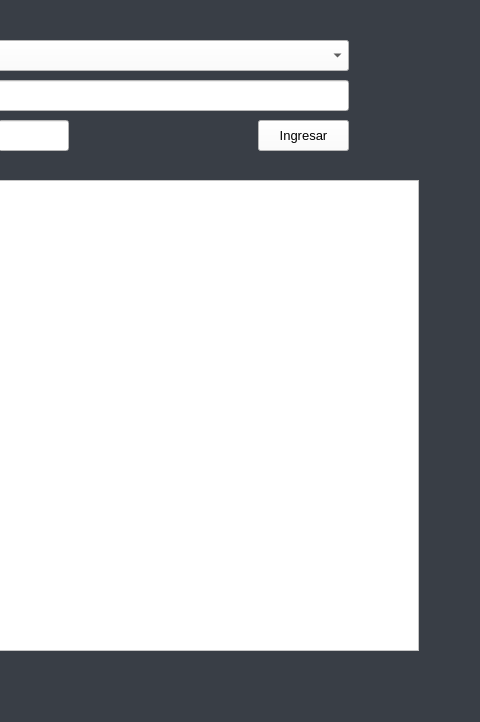
Old version of the form PROYECTO SADV 5.0/UI/templates/Compra.ui in the repository AlejoRm01/SADV; both pictures show x 852 to 1332 and y 0 to 722 of the 1332 by 722 pixel window.
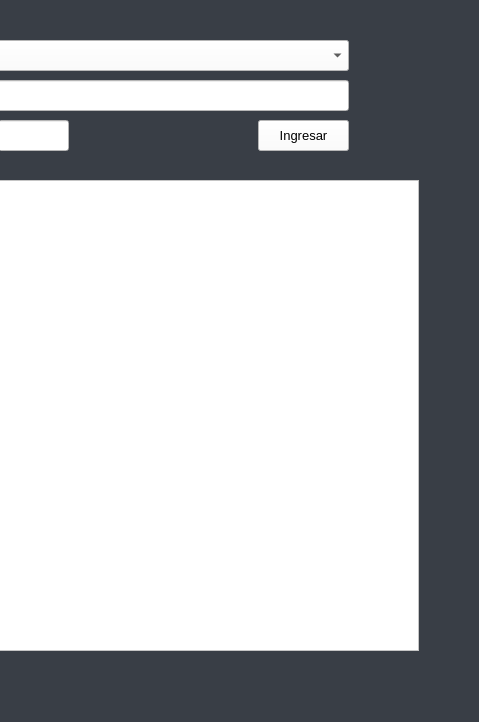
New version of the form.

```diff
--- a/PROYECTO SADV 5.0/UI/templates/Compra.ui
+++ b/PROYECTO SADV 5.0/UI/templates/Compra.ui
@@ -265,8 +265,8 @@
    <widget class="QLabel" name="label_2">
     <property name="geometry">
      <rect>
-      <x>0</x>
-      <y>-10</y>
+      <x>-10</x>
+      <y>-30</y>
       <width>1341</width>
       <height>831</height>
      </rect>
```
